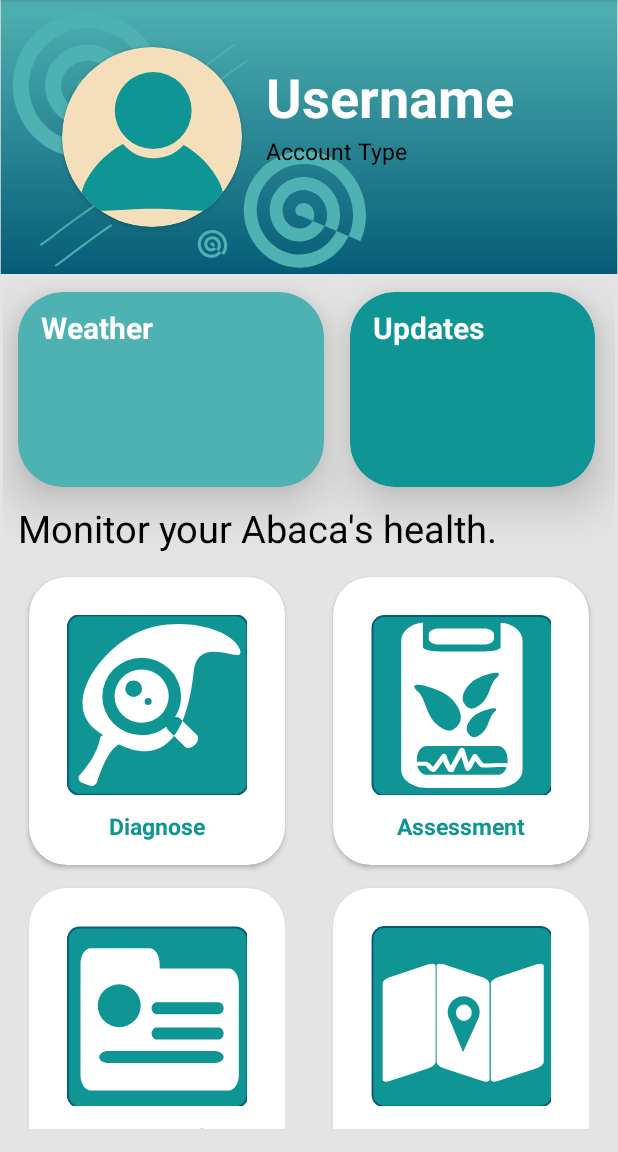
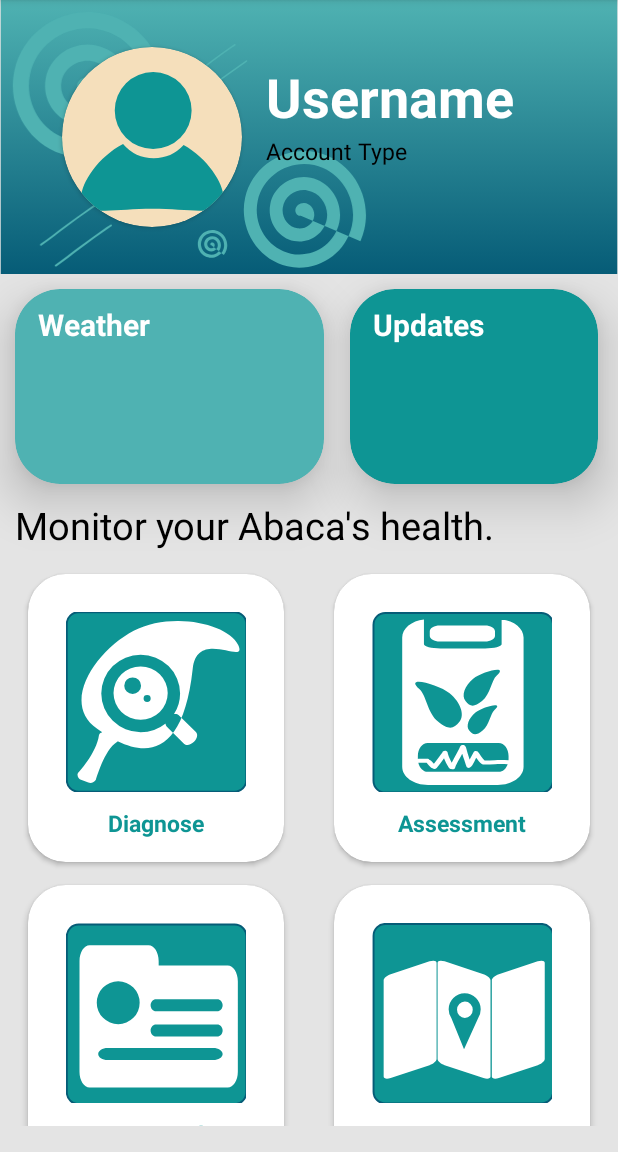
Before and after one commit to Circoolbilog/Philfida-abaca-app, an Android app: the screen it shows after launch once a user with an empty profile is signed in (MainActivity), on a phone screen of 412 x 824 dp, the part 84-1236 px from its top. Run offline under Robolectric (Android 15) with nearby library versions, the phone set to English and light mode, and no system bars; our stand-ins replace Firebase (no records; nobody signed in at launch, a user with empty details on screens opened directly).

```diff
--- a/app/src/main/res/layout/activity_main.xml
+++ b/app/src/main/res/layout/activity_main.xml
@@ -78,7 +78,6 @@
     <androidx.core.widget.NestedScrollView
         android:layout_width="match_parent"
         android:layout_height="0dp"
-        android:layout_margin="2dp"
         android:fillViewport="true"
         app:layout_constraintEnd_toEndOf="parent"
         app:layout_constraintHeight_default="percent"
```
